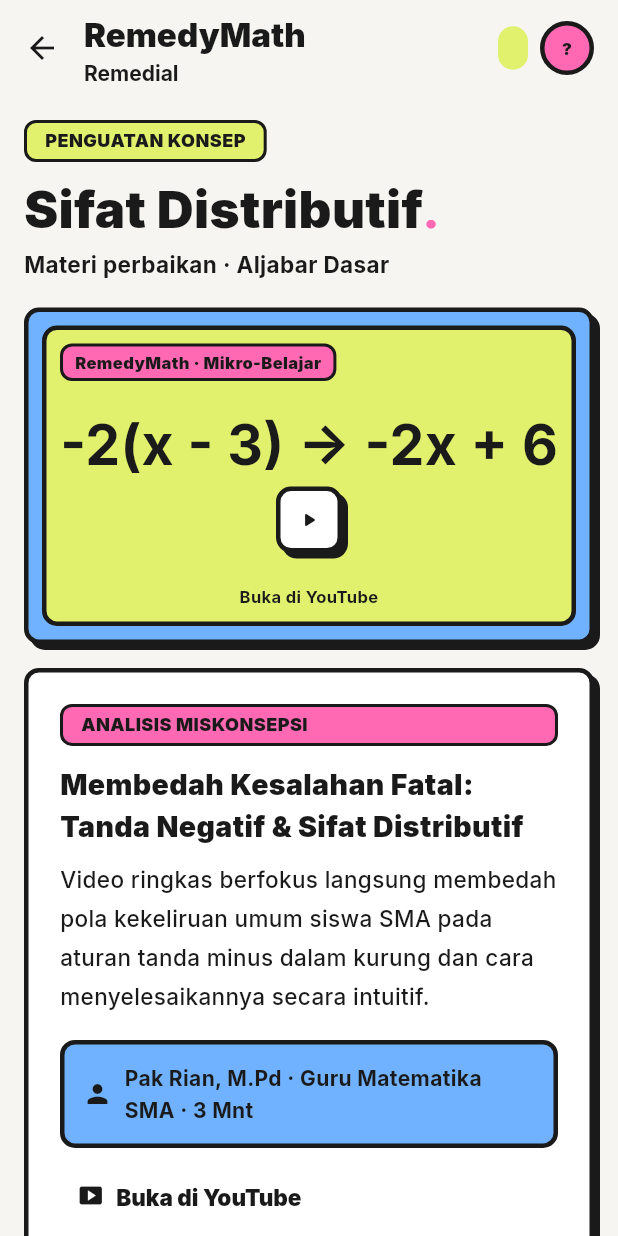
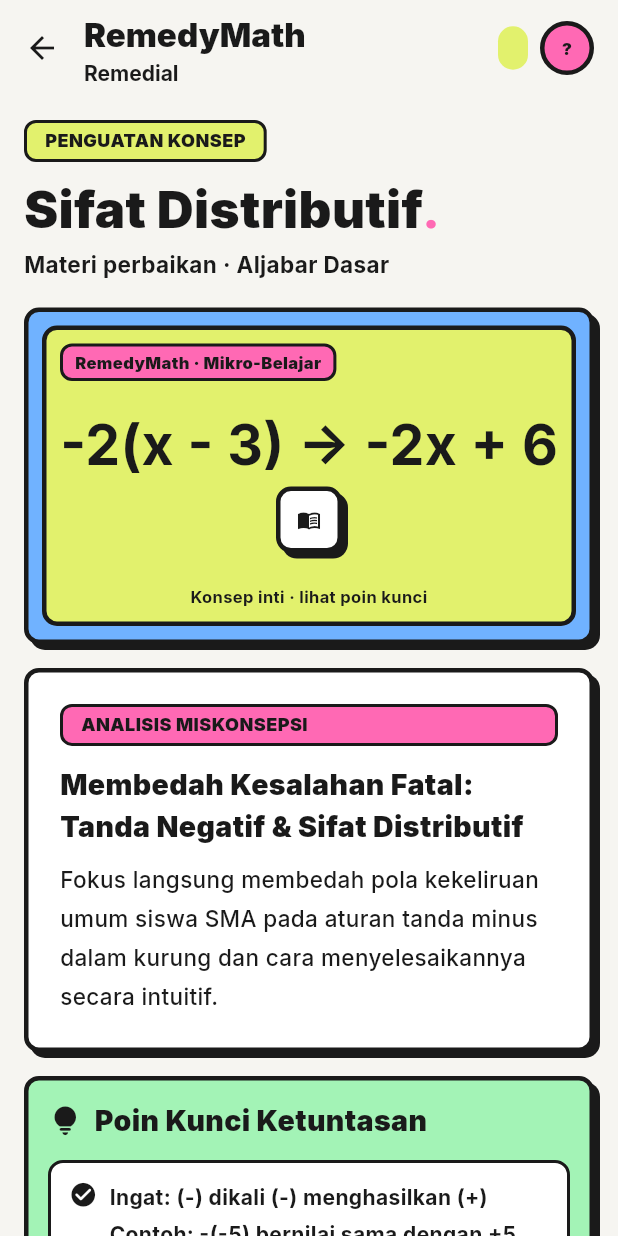
Before and after one commit to ovicnih/RemedyMath, a Flutter app: the RemedialTabPage screen opened directly, after a tap on "L1", on a phone screen of 412 x 824 dp. Run offline on Flutter 3.47's test engine with Material 3 defaults, Android fonts, the phone set to English and light mode, and no system bars; our stand-ins replace shared_preferences; accounts and stored records are empty.

Commit message:
RemedyMath Beta

```diff
--- a/lib/controllers/app_controller.dart
+++ b/lib/controllers/app_controller.dart
@@ -19,7 +19,7 @@ class AppController extends ChangeNotifier {
   DiagnosticResult? latestResult;
   List<RemedialSession> sessions = <RemedialSession>[];
   List<ThetaPoint> history = <ThetaPoint>[];
-  Set<String> watchedVideos = <String>{};
+  Set<String> studiedNodes = <String>{};
   int tabIndex = 0;
 
   Future<void> init() async {
@@ -30,7 +30,7 @@ class AppController extends ChangeNotifier {
     latestResult = _storage.loadLatestResult();
     sessions = _storage.loadSessions();
     history = _storage.loadHistory();
-    watchedVideos = _storage.loadWatched();
+    studiedNodes = _storage.loadStudied();
   }
 
   void setTab(int i) {
@@ -64,11 +64,11 @@ class AppController extends ChangeNotifier {
 
   ConceptNode? get rootCause => graph.node(latestResult?.rootCauseId);
 
-  bool isWatched(String nodeId) => watchedVideos.contains(nodeId);
+  bool isStudied(String nodeId) => studiedNodes.contains(nodeId);
 
-  Future<void> markWatched(String nodeId) async {
-    watchedVideos.add(nodeId);
-    await _storage.saveWatched(watchedVideos);
+  Future<void> markStudied(String nodeId) async {
+    studiedNodes.add(nodeId);
+    await _storage.saveStudied(studiedNodes);
     notifyListeners();
   }
 
@@ -181,7 +181,7 @@ class AppController extends ChangeNotifier {
     latestResult = null;
     sessions = <RemedialSession>[];
     history = <ThetaPoint>[];
-    watchedVideos = <String>{};
+    studiedNodes = <String>{};
     tabIndex = 0;
     notifyListeners();
   }
--- a/lib/core/app_constants.dart
+++ b/lib/core/app_constants.dart
@@ -26,5 +26,5 @@ class AppConstants {
   static const String keyProfile = 'remedimath.profile';
   static const String keySessions = 'remedimath.sessions';
   static const String keyLatestResult = 'remedimath.latest_result';
-  static const String keyWatchedVideos = 'remedimath.watched_videos';
+  static const String keyStudiedNodes = 'remedimath.studied_nodes';
 }
--- a/lib/models/models.dart
+++ b/lib/models/models.dart
@@ -65,12 +65,7 @@ class ConceptNode {
     required this.misconception,
     required this.wrongPattern,
     required this.correctPattern,
-    required this.videoUrl,
-    required this.videoTitle,
-    required this.videoDurationLabel,
-    required this.videoDurationMinutes,
-    required this.instructor,
-    required this.instructorRole,
+    required this.lessonTitle,
     required this.summary,
     required this.keyPoints,
   });
@@ -83,12 +78,7 @@ class ConceptNode {
   final String misconception;
   final String wrongPattern;
   final String correctPattern;
-  final String videoUrl;
-  final String videoTitle;
-  final String videoDurationLabel;
-  final int videoDurationMinutes;
-  final String instructor;
-  final String instructorRole;
+  final String lessonTitle;
   final String summary;
   final List<KeyPoint> keyPoints;
 
@@ -103,12 +93,7 @@ class ConceptNode {
         misconception: (j['misconception'] ?? '') as String,
         wrongPattern: (j['wrongPattern'] ?? '') as String,
         correctPattern: (j['correctPattern'] ?? '') as String,
-        videoUrl: (j['videoUrl'] ?? '') as String,
-        videoTitle: (j['videoTitle'] ?? '') as String,
-        videoDurationLabel: (j['videoDurationLabel'] ?? '') as String,
-        videoDurationMinutes: ((j['videoDurationMinutes'] ?? 0) as num).toInt(),
-        instructor: (j['instructor'] ?? '') as String,
-        instructorRole: (j['instructorRole'] ?? '') as String,
+        lessonTitle: (j['lessonTitle'] ?? '') as String,
         summary: (j['summary'] ?? '') as String,
         keyPoints: ((j['keyPoints'] ?? <dynamic>[]) as List<dynamic>)
             .map((e) => KeyPoint.fromJson(e as Map<String, dynamic>))
--- a/lib/services/local_storage_service.dart
+++ b/lib/services/local_storage_service.dart
@@ -47,18 +47,18 @@ class LocalStorageService {
   Future<void> saveHistory(List<ThetaPoint> l) =>
       _p.setString(_keyHistory, jsonEncode(l.map((e) => e.toJson()).toList()));
 
-  Set<String> loadWatched() =>
-      (_p.getStringList(AppConstants.keyWatchedVideos) ?? <String>[]).toSet();
+  Set<String> loadStudied() =>
+      (_p.getStringList(AppConstants.keyStudiedNodes) ?? <String>[]).toSet();
 
-  Future<void> saveWatched(Set<String> s) =>
-      _p.setStringList(AppConstants.keyWatchedVideos, s.toList());
+  Future<void> saveStudied(Set<String> s) =>
+      _p.setStringList(AppConstants.keyStudiedNodes, s.toList());
 
   Future<void> clearAll() async {
     for (final String k in <String>[
       AppConstants.keyProfile,
       AppConstants.keyLatestResult,
       AppConstants.keySessions,
-      AppConstants.keyWatchedVideos,
+      AppConstants.keyStudiedNodes,
       _keyHistory,
     ]) {
       await _p.remove(k);
--- a/lib/views/flows.dart
+++ b/lib/views/flows.dart
@@ -77,7 +77,7 @@ class Flows {
             Text(
               s.passed
                   ? 'Hebat! Lanjutkan ke materi berikutnya pada rute belajarmu.'
-                  : 'Tonton ulang video dan perhatikan poin kunci, lalu coba lagi.',
+                  : 'Pelajari ulang konsep dan poin kunci, lalu coba lagi.',
               textAlign: TextAlign.center,
               style: AppTextStyles.labelMd.copyWith(color: AppColors.ink),
             ),
--- a/lib/views/pages/diagnosis_result_page.dart
+++ b/lib/views/pages/diagnosis_result_page.dart
@@ -42,7 +42,7 @@ class DiagnosisResultPage extends StatelessWidget {
       );
     }
     final ConceptNode? root = c.rootCause;
-    final bool watched = root != null && c.isWatched(root.id);
+    final bool studied = root != null && c.isStudied(root.id);
 
     return Scaffold(
       appBar: remediAppBar(context, 'Hasil Diagnosis', showBack: true),
@@ -71,13 +71,13 @@ class DiagnosisResultPage extends StatelessWidget {
             else ...<Widget>[
               _RootCauseCard(controller: c, root: root),
               const SizedBox(height: AppSizes.spaceLg),
-              _StudyPlanCard(controller: c, root: root, watched: watched),
+              _StudyPlanCard(controller: c, root: root, studied: studied),
               if (r.learningPath.length > 1) ...<Widget>[
                 const SizedBox(height: AppSizes.spaceLg),
                 _RouteCard(controller: c, result: r, root: root),
               ],
               const SizedBox(height: AppSizes.spaceLg),
-              _EncourageCard(minutes: root.videoDurationMinutes),
+              const _EncourageCard(),
             ],
             const SizedBox(height: AppSizes.spaceLg),
             NeoButton(
--- a/lib/views/pages/diagnosis_result_sections.dart
+++ b/lib/views/pages/diagnosis_result_sections.dart
@@ -174,12 +174,12 @@ class _StudyPlanCard extends StatelessWidget {
   const _StudyPlanCard({
     required this.controller,
     required this.root,
-    required this.watched,
+    required this.studied,
   });
 
   final AppController controller;
   final ConceptNode root;
-  final bool watched;
+  final bool studied;
 
   @override
   Widget build(BuildContext context) {
@@ -195,16 +195,16 @@ class _StudyPlanCard extends StatelessWidget {
             icon: Icons.checklist,
             style: AppTextStyles.titleMd,
             trailing: Text(
-              '${watched ? 2 : 1}/2 Langkah',
+              '${studied ? 2 : 1}/2 Langkah',
               style: AppTextStyles.labelMd,
             ),
           ),
           const SizedBox(height: AppSizes.spaceMd),
           _StepTile(
             marker: 'LANGKAH 01',
-            title: 'Tonton konsep inti',
-            subtitle: 'Video singkat · ${root.videoDurationLabel}',
-            done: watched,
+            title: 'Pelajari konsep inti',
+            subtitle: '${root.keyPoints.length} poin kunci',
+            done: studied,
             enabled: true,
             onTap: () => Flows.openRemedial(context, root.id),
           ),
@@ -212,11 +212,11 @@ class _StudyPlanCard extends StatelessWidget {
           _StepTile(
             marker: 'LANGKAH 02',
             title: 'Kerjakan post-test',
-            subtitle: watched
-                ? '$postCount soal setelah video selesai'
-                : 'Buka setelah video selesai',
+            subtitle: studied
+                ? '$postCount soal setelah konsep dipelajari'
+                : 'Buka setelah konsep dipelajari',
             done: false,
-            enabled: watched,
+            enabled: studied,
             onTap: () => Flows.startPostTest(context, root.id),
           ),
           const SizedBox(height: AppSizes.spaceLg),
@@ -346,26 +346,25 @@ class _RouteCard extends StatelessWidget {
 
 /// Fitur lama yang dipertahankan (§7): kartu penguatan.
 class _EncourageCard extends StatelessWidget {
-  const _EncourageCard({required this.minutes});
-
-  final int minutes;
+  const _EncourageCard();
 
   @override
   Widget build(BuildContext context) {
-    return NeoCard(
+    return const NeoCard(
       child: Row(
         children: <Widget>[
-          const Icon(Icons.psychology_alt_outlined,
+          Icon(Icons.psychology_alt_outlined,
               size: 24, color: AppColors.accentBlue),
-          const SizedBox(width: AppSizes.spaceMd),
+          SizedBox(width: AppSizes.spaceMd),
           Expanded(
             child: Column(
               crossAxisAlignment: CrossAxisAlignment.start,
               children: <Widget>[
-                const Text('Normal & wajar!', style: AppTextStyles.titleSm),
+                Text('Normal & wajar!', style: AppTextStyles.titleSm),
                 Text(
                   'Banyak siswa kelas 10 mengalami kendala serupa di awal '
-                  'semester. Tuntaskan dalam $minutes menit ke depan.',
+                  'semester. Pelajari rumus inti dan poin kuncinya, lalu uji '
+                  'dengan post-test.',
                   style: AppTextStyles.bodyMd,
                 ),
               ],
--- a/lib/views/pages/remedial_page.dart
+++ b/lib/views/pages/remedial_page.dart
@@ -1,6 +1,5 @@
 import 'package:flutter/material.dart';
 import 'package:provider/provider.dart';
-import 'package:url_launcher/url_launcher.dart';
 
 import '../../controllers/app_controller.dart';
 import '../../core/app_colors.dart';
@@ -11,36 +10,14 @@ import '../flows.dart';
 import '../widgets/common.dart';
 import 'diagnosis_result_page.dart';
 
-/// Materi perbaikan: video mikro-learning, poin kunci, dan post-test.
+/// Materi perbaikan: kartu mikro-belajar (rumus + poin kunci) dan post-test.
 ///
-/// Susunan visual mengikuti `UI-REFERENCE.md` §4.4. Tombol buka YouTube dan
-/// tombol "Saya sudah menonton video ini" tetap dipertahankan (§7).
+/// Susunan visual mengikuti `UI-REFERENCE.md` §4.4. Fitur video YouTube
+/// dilepas agar aplikasi sepenuhnya offline (lihat `HISTORY.md` v2.4.0);
+/// penandaan "sudah dipelajari" kini lewat tombol eksplisit.
 class RemedialPage extends StatelessWidget {
   const RemedialPage({super.key, required this.nodeId});
   final String nodeId;
-
-  Future<void> _openVideo(BuildContext context, ConceptNode n) async {
-    final AppController c = context.read<AppController>();
-    final ScaffoldMessengerState messenger = ScaffoldMessenger.of(context);
-    final Uri uri = Uri.parse(n.videoUrl);
-    bool ok = false;
-    try {
-      ok = await launchUrl(uri, mode: LaunchMode.externalApplication);
-    } catch (_) {
-      ok = false;
-    }
-    // Hanya tandai ditonton kalau video benar-benar terbuka. Versi lama
-    // menandainya tanpa syarat, sehingga post-test tetap terbuka walau
-    // YouTube tidak pernah dibuka — lihat `TODO.md` "Perbaiki penandaan
-    // video yang terlalu optimistis".
-    if (ok) {
-      await c.markWatched(n.id);
-      return;
-    }
-    messenger.showSnackBar(const SnackBar(
-      content: Text('Tidak dapat membuka YouTube. Periksa koneksi internet.'),
-    ));
-  }
 
   @override
   Widget build(BuildContext context) {
@@ -51,7 +28,7 @@ class RemedialPage extends StatelessWidget {
     }
     final List<String> path = c.latestResult?.learningPath ?? <String>[];
     final int pos = path.indexOf(nodeId);
-    final bool watched = c.isWatched(nodeId);
+    final bool studied = c.isStudied(nodeId);
     final int ptCount = c.content.postTests[nodeId]?.length ?? 0;
 
     return Scaffold(
@@ -73,29 +50,29 @@ class RemedialPage extends StatelessWidget {
               subtitle: 'Materi perbaikan · ${c.content.topic}',
             ),
             const SizedBox(height: AppSizes.spaceLg),
-            VideoPlayerCard(
+            ConceptCard(
               formula: n.correctPattern,
-              watched: watched,
-              onPlay: () => _openVideo(context, n),
+              studied: studied,
             ),
             const SizedBox(height: AppSizes.spaceLg),
-            _MisconceptionCard(
-              node: n,
-              onYouTube: () => _openVideo(context, n),
-            ),
+            _MisconceptionCard(node: n),
             const SizedBox(height: AppSizes.spaceLg),
             KeyPointList(points: n.keyPoints),
             const SizedBox(height: AppSizes.spaceLg),
+            if (!studied) ...<Widget>[
+              NeoButton(
+                expand: true,
+                icon: Icons.check_circle_outline,
+                label: 'Tandai sudah dipelajari',
+                onPressed: () => c.markStudied(nodeId),
+              ),
+              const SizedBox(height: AppSizes.spaceLg),
+            ],
             _PostTestCta(
-              watched: watched,
+              studied: studied,
               count: ptCount,
               onStart: () => Flows.startPostTest(context, nodeId),
             ),
-            if (!watched)
-              TextButton(
-                onPressed: () => c.markWatched(nodeId),
-                child: const Text('Saya sudah menonton video ini'),
-              ),
             const SizedBox(height: AppSizes.spaceSm),
             const _IrtNote(),
             const SizedBox(height: AppSizes.spaceSm),
@@ -165,10 +142,9 @@ class _StepHeading extends StatelessWidget {
 
 /// §4.4 item 3 kiri: kartu analisis miskonsepsi putih.
 class _MisconceptionCard extends StatelessWidget {
-  const _MisconceptionCard({required this.node, required this.onYouTube});
+  const _MisconceptionCard({required this.node});
 
   final ConceptNode node;
-  final VoidCallback onYouTube;
 
   @override
   Widget build(BuildContext context) {
@@ -182,52 +158,9 @@ class _MisconceptionCard extends StatelessWidget {
             color: AppColors.accentPink,
           ),
           const SizedBox(height: AppSizes.spaceMd),
-          Text(node.videoTitle, style: AppTextStyles.titleMd),
+          Text(node.lessonTitle, style: AppTextStyles.titleMd),
           const SizedBox(height: AppSizes.spaceSm),
           Text(node.summary, style: AppTextStyles.bodyMd.copyWith(height: 1.74)),
-          const SizedBox(height: AppSizes.spaceLg),
-          _CoachChip(node: node),
-          const SizedBox(height: AppSizes.spaceSm),
-          Align(
-            alignment: Alignment.centerLeft,
-            child: TextButton.icon(
-              onPressed: onYouTube,
-              icon: const Icon(Icons.smart_display, size: 18),
-              label: const Text('Buka di YouTube'),
-            ),
-          ),
-        ],
-      ),
-    );
-  }
-}
-
-/// Chip pengajar: bg biru, radius 10, border 3 px, teks 14 w700.
-class _CoachChip extends StatelessWidget {
-  const _CoachChip({required this.node});
-
-  final ConceptNode node;
-
-  @override
-  Widget build(BuildContext context) {
-    return Container(
-      padding: const EdgeInsets.all(AppSizes.spaceMd),
-      decoration: BoxDecoration(
-        color: AppColors.accentBlue,
-        borderRadius: AppSizes.radius(AppSizes.radiusCard),
-        border: Border.all(color: AppColors.ink, width: AppSizes.borderThick),
-      ),
-      child: Row(
-        children: <Widget>[
-          const Icon(Icons.person, size: 20, color: AppColors.ink),
-          const SizedBox(width: AppSizes.spaceSm),
-          Expanded(
-            child: Text(
-              '${node.instructor} · ${node.instructorRole} · '
-              '${node.videoDurationLabel}',
-              style: AppTextStyles.labelMd,
-            ),
-          ),
         ],
       ),
     );
@@ -237,12 +170,12 @@ class _CoachChip extends StatelessWidget {
 /// §4.4 item 4: CTA post-test pink.
 class _PostTestCta extends StatelessWidget {
   const _PostTestCta({
-    required this.watched,
+    required this.studied,
     required this.count,
     required this.onStart,
   });
 
-  final bool watched;
+  final bool studied;
   final int count;
   final VoidCallback onStart;
 
@@ -257,19 +190,19 @@ class _PostTestCta extends StatelessWidget {
           const Text('Siap uji pemahaman?', style: AppTextStyles.titleMd),
           const SizedBox(height: AppSizes.spaceSm),
           Text(
-            watched
+            studied
                 ? 'Post-test adaptif $count soal memastikan tidak ada celah '
                     'konsep yang tertinggal.'
-                : 'Tonton video terlebih dahulu untuk membuka post-test.',
+                : 'Pelajari konsep inti terlebih dahulu untuk membuka post-test.',
             style: AppTextStyles.bodyMd,
           ),
           const SizedBox(height: AppSizes.spaceLg),
           NeoButton(
             expand: true,
             color: AppColors.surface,
-            icon: watched ? Icons.arrow_forward : Icons.lock_outline,
+            icon: studied ? Icons.arrow_forward : Icons.lock_outline,
             label: 'Mulai post-test',
-            onPressed: watched && count > 0 ? onStart : null,
+            onPressed: studied && count > 0 ? onStart : null,
           ),
         ],
       ),
--- a/lib/views/pages/remedial_tab_page.dart
+++ b/lib/views/pages/remedial_tab_page.dart
@@ -55,7 +55,7 @@ class RemedialTabPage extends StatelessWidget {
                     mastery: r.nodeMastery[path[i]],
                     step: i + 1,
                     isRoot: path[i] == r.rootCauseId,
-                    watched: c.isWatched(path[i]),
+                    studied: c.isStudied(path[i]),
                   ),
                 ),
             const SizedBox(height: 16),
@@ -70,7 +70,7 @@ class RemedialTabPage extends StatelessWidget {
                 child: _NodeTile(
                   node: n,
                   mastery: r?.nodeMastery[n.id],
-                  watched: c.isWatched(n.id),
+                  studied: c.isStudied(n.id),
                   prerequisites: n.prerequisites
                       .map((p) => c.graph.node(p)?.shortTitle ?? p)
                       .toList(),
@@ -87,7 +87,7 @@ class _NodeTile extends StatelessWidget {
   const _NodeTile({
     required this.node,
     required this.mastery,
-    required this.watched,
+    required this.studied,
     this.step,
     this.isRoot = false,
     this.prerequisites = const <String>[],
@@ -95,7 +95,7 @@ class _NodeTile extends StatelessWidget {
 
   final ConceptNode node;
   final double? mastery;
-  final bool watched;
+  final bool studied;
   final int? step;
   final bool isRoot;
   final List<String> prerequisites;
@@ -127,8 +127,8 @@ class _NodeTile extends StatelessWidget {
                     Text(
                       <String>[
                         if (isRoot) 'Akar masalah',
-                        '${node.videoDurationLabel} video',
-                        if (watched) 'sudah ditonton',
+                        '${node.keyPoints.length} poin kunci',
+                        if (studied) 'sudah dipelajari',
                         if (prerequisites.isNotEmpty) 'Prasyarat: ${prerequisites.join(', ')}',
                       ].join(' • '),
                       style: AppTextStyles.labelMd.copyWith(color: AppColors.ink),
--- a/lib/views/widgets/common.dart
+++ b/lib/views/widgets/common.dart
@@ -13,6 +13,7 @@ export 'answer_option.dart';
 export 'app_bottom_nav.dart';
 export 'app_header.dart';
 export 'brand.dart';
+export 'concept_card.dart';
 export 'empty_state.dart';
 export 'eyebrow_label.dart';
 export 'hint_box.dart';
@@ -24,4 +25,3 @@ export 'neo_progress_bar.dart';
 export 'pill.dart';
 export 'section_title.dart';
 export 'stat_card.dart';
-export 'video_player_card.dart';
--- a/lib/views/widgets/video_player_card.dart
+++ b/lib/views/widgets/concept_card.dart
@@ -5,12 +5,14 @@ import '../../core/app_sizes.dart';
 import '../../core/app_text_styles.dart';
 import 'neo_card.dart';
 
-/// Kartu video mikro-belajar, gaya neobrutalism.
+/// Kartu mikro-belajar mandiri, gaya neobrutalism.
 ///
 /// Bentuk dua lapis sesuai desain: kartu luar **biru** `#70B2FF`, di
-/// dalamnya **rangka kuning** `#E2F16D`. Pemisahan warna itu bukan
-/// hiasan — yellow frame menandai area yang bisa diketuk, jadi fingertip
-/// tahu di mana letak target.
+/// dalamnya **rangka kuning** `#E2F16D`. Kartu ini menggantikan
+/// `VideoPlayerCard` lama: fitur video YouTube dilepas agar aplikasi
+/// sepenuhnya offline (lihat `HISTORY.md` v2.4.0), jadi kartu tidak lagi
+/// menjadi target sentuh apa pun — rumus dan poin kunci di bawahnya sudah
+/// menjadi isi pembelajarannya.
 ///
 /// Spesifikasi asal: `UI-REFERENCE.md` §4.4 item 2.
 ///
@@ -21,45 +23,30 @@ import 'neo_card.dart';
 /// melanggar `AGENTS.md` §2. Diganti [AspectRatio] — lebar mengikuti
 /// parent, tinggi ikut lebarnya.
 ///
-/// Rasio 16:9 dipakai karena itu yang sudah berjalan di kode lama dan
-/// tata letak kartu video di Android umumnya 16:9. Lihat `TODO.md`
-/// "Tentukan rasio kartu video".
+/// ## Penandaan "telah dipelajari"
 ///
-/// ## Penandaan "telah ditonton"
-///
-/// [watched] tidak memicu apa pun. Widget ini murni tampilan. Penandaan
-/// tetap milik halaman lewat callback-nya — lihat `TODO.md` "Perbaiki
-/// penandaan video yang terlalu optimistis".
-///
-/// ## Teks hint
-///
-/// Default `Buka di YouTube`, bukan "ketuk untuk melihat ringkasan".
-/// kartu ini tidak punya layar ringkasan; mengetuknya cuma melempar ke
-/// aplikasi YouTube, jadi hint harus menyebut apa yang benar-benar terjadi.
-class VideoPlayerCard extends StatelessWidget {
-  const VideoPlayerCard({
+/// [studied] tidak memicu apa pun. Widget ini murni tampilan; penandaan
+/// milik halaman lewat tombol eksplisitnya.
+class ConceptCard extends StatelessWidget {
+  const ConceptCard({
     super.key,
     required this.formula,
-    required this.onPlay,
-    this.watched = false,
+    this.studied = false,
     this.aspectRatio = 16 / 9,
-    this.hint = 'Buka di YouTube',
+    this.hint = 'Konsep inti · lihat poin kunci',
     this.eyebrow = 'RemedyMath · Mikro-Belajar',
   });
 
   /// Rumus besar di tengah, mis. `−(a − b) = −a + b`.
   final String formula;
 
-  /// Aksi saat kartu diketuk. Biasanya membuka video.
-  final VoidCallback onPlay;
-
-  /// Menampilkan badge "Ditonton".
-  final bool watched;
+  /// Menampilkan badge "Dipahami".
+  final bool studied;
 
   /// Rasio lebar:tinggi. Default 16:9.
   final double aspectRatio;
 
-  /// Teks hint di bawah tombol putar.
+  /// Teks hint di bawah ikon.
   final String hint;
 
   /// Label pill di bagian atas.
@@ -67,14 +54,9 @@ class VideoPlayerCard extends StatelessWidget {
 
   @override
   Widget build(BuildContext context) {
-    // Seluruh kartu adalah target sentuh, bukan hanya tombol putar.
-    // `NeoCard` sudah membungkus child-nya dengan `Semantics` + gesture,
-    // jadi tidak ada dua target tumpang tindih yang dilaporkan ke
-    // pembaca layar.
     return NeoCard(
       color: AppColors.accentBlue,
       padding: const EdgeInsets.all(AppSizes.spaceMd),
-      onTap: onPlay,
       child: AspectRatio(
         aspectRatio: aspectRatio,
         child: NeoCard(
@@ -91,9 +73,9 @@ class VideoPlayerCard extends StatelessWidget {
                   Flexible(
                     child: _EyebrowPill(label: eyebrow),
                   ),
-                  if (watched) ...<Widget>[
+                  if (studied) ...<Widget>[
                     const SizedBox(width: AppSizes.spaceSm),
-                    const _WatchedBadge(),
+                    const _StudiedBadge(),
                   ],
                 ],
               ),
@@ -110,7 +92,7 @@ class VideoPlayerCard extends StatelessWidget {
                           ),
                         ),
                       const SizedBox(height: AppSizes.spaceSm),
-                      const _PlayGlyph(),
+                      const _BookGlyph(),
                     ],
                   ),
                 ),
@@ -160,11 +142,11 @@ class _EyebrowPill extends StatelessWidget {
   }
 }
 
-/// Badge hijau "Ditonton". Hijau punya kontras 1.20:1 terhadap putih
+/// Badge hijau "Dipahami". Hijau punya kontras 1.20:1 terhadap putih
 /// (`contrast_test.dart`), jadi teksnya tetap `ink` dan tidak pernah
 /// putih di atas hijau.
-class _WatchedBadge extends StatelessWidget {
-  const _WatchedBadge();
+class _StudiedBadge extends StatelessWidget {
+  const _StudiedBadge();
 
   @override
   Widget build(BuildContext context) {
@@ -178,16 +160,16 @@ class _WatchedBadge extends StatelessWidget {
         borderRadius: AppSizes.radius(AppSizes.radiusChip),
         border: Border.all(color: AppColors.ink, width: AppSizes.borderThin),
       ),
-      child: const Text('Ditonton', style: AppTextStyles.caption),
+      child: const Text('Dipahami', style: AppTextStyles.caption),
     );
   }
 }
 
-/// Tombol putar 44×44: bg putih, radius 10, border 3 px, bayangan
-/// `Offset(4, 4)`, ikon 16 px. Murni visual — gesture ada di kartu
-/// luar supaya tidak ada dua target sentuh yang saling tumpang tindih.
-class _PlayGlyph extends StatelessWidget {
-  const _PlayGlyph();
+/// Glyph buku 44×44: bg putih, radius 10, border 3 px, bayangan
+/// `Offset(4, 4)`, ikon 16 px. Murni visual — kartu tidak lagi jadi
+/// target sentuh karena tidak ada tautan keluar.
+class _BookGlyph extends StatelessWidget {
+  const _BookGlyph();
 
   @override
   Widget build(BuildContext context) {
@@ -201,7 +183,7 @@ class _PlayGlyph extends StatelessWidget {
         border: Border.all(color: AppColors.ink, width: AppSizes.borderThick),
         boxShadow: AppSizes.shadowCard,
       ),
-      child: const Icon(Icons.play_arrow_rounded, size: 16, color: AppColors.ink),
+      child: const Icon(Icons.menu_book, size: 16, color: AppColors.ink),
     );
   }
 }
--- a/pubspec.yaml
+++ b/pubspec.yaml
@@ -19,11 +19,8 @@ dependencies:
   # State management global (AppController).
   provider: ^6.1.2
 
-  # Penyimpanan lokal profil, riwayat tes, dan video yang ditonton.
+  # Penyimpanan lokal profil, riwayat tes, dan konsep yang dipelajari.
   shared_preferences: ^2.3.2
-
-  # Membuka video penjelasan YouTube (FR-09).
-  url_launcher: ^6.3.0
 
   # Format tanggal berbahasa Indonesia.
   intl: ^0.19.0
```
Also changed, not shown: assets/data/knowledge_graph.json (+8 -38 lines), lib/views/pages/dashboard_page.dart (+7 -7 lines), pubspec.lock, 1 other file.
